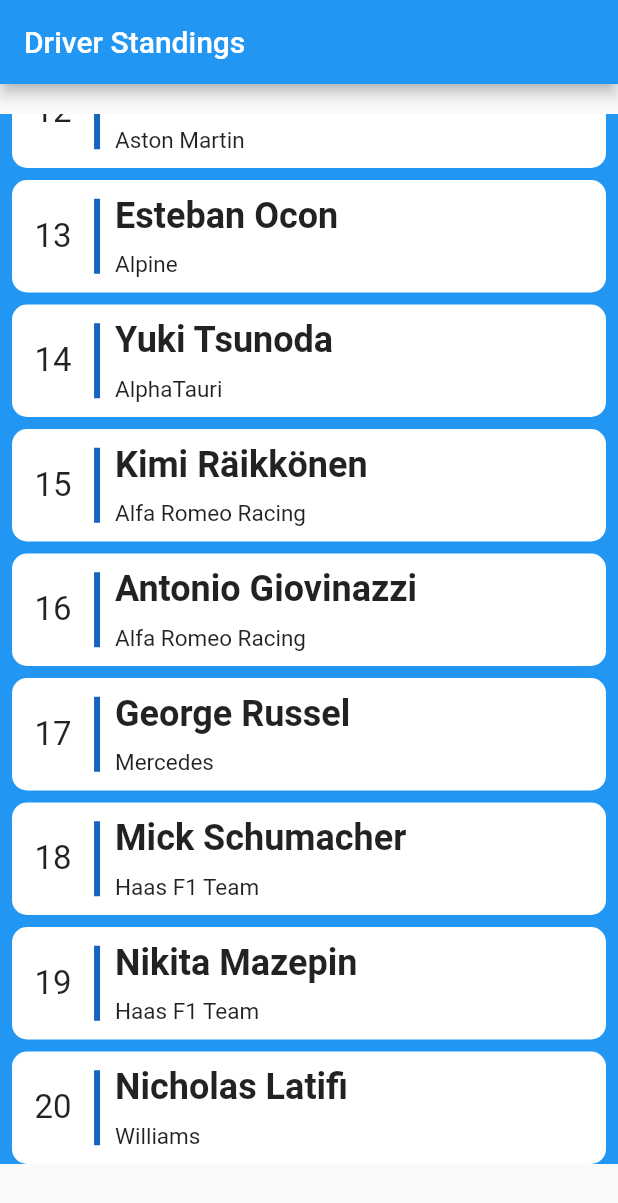
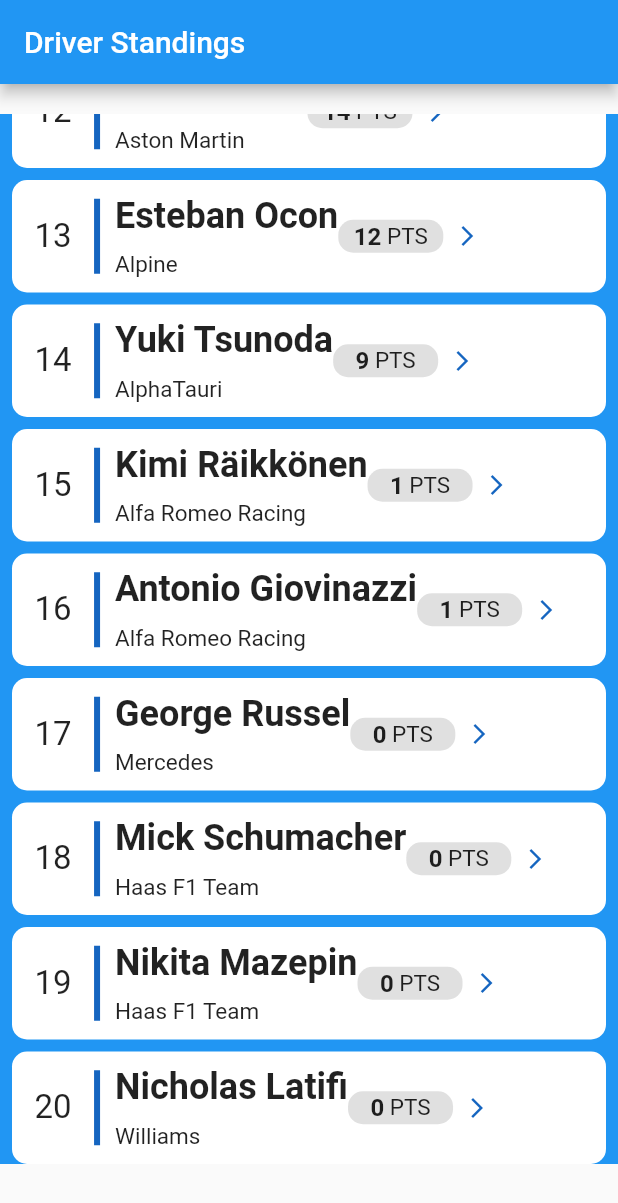
Before and after one commit to JBW7/flutter-apps, a Flutter app: the screen it shows after launch, scrolled down 960 dp, on a phone screen of 412 x 824 dp. Shown: the top 1203 px of the screen. Run offline on Flutter 3.47's test engine with Material 2 defaults, Android fonts, the phone set to English and light mode, and no system bars; our stand-ins replace flutter_spinkit, font_awesome_flutter, math_expressions; missing offline and left inert: lipsum.

Commit message:
pts widget

```diff
--- a/formula1_app/lib/widgets/drivers_list_view.dart
+++ b/formula1_app/lib/widgets/drivers_list_view.dart
@@ -25,11 +25,14 @@ class DriverListView extends StatelessWidget {
                     borderRadius: BorderRadius.circular(10),
                     color: Colors.white,
                   ),
+                  child: Container(
+                    width: 200,
+                    height: 75,
                     child: Row(
                       //mainAxisAlignment: MainAxisAlignment.spaceBetween,
                       children: [
                         Padding(
-                        padding: const EdgeInsets.only(left: 15, right: 15),
+                          padding: EdgeInsets.only(left: 15, right: 15),
                           child: Text(
                             driver.rank,
                             style: TextStyle(
@@ -45,6 +48,9 @@ class DriverListView extends StatelessWidget {
                         SizedBox(
                           width: 10,
                         ),
+                        Row(
+                          mainAxisAlignment: MainAxisAlignment.spaceBetween,
+                          children: [
                             Column(
                               mainAxisAlignment: MainAxisAlignment.spaceEvenly,
                               crossAxisAlignment: CrossAxisAlignment.start,
@@ -61,10 +67,53 @@ class DriverListView extends StatelessWidget {
                                   style: TextStyle(
                                     fontSize: 15
                                   ),
+                                ),
+                              ],
+                            ),
+                          Container(
+                            width: 70,
+                            height: 22,
+                            decoration: BoxDecoration(
+                              borderRadius: BorderRadius.circular(10),
+                              color: Colors.grey[300],
+                            ),
+                            child: Column(
+                              mainAxisAlignment: MainAxisAlignment.center,
+                              crossAxisAlignment: CrossAxisAlignment.center,
+                              children: [
+                                Row(
+                                  mainAxisAlignment: MainAxisAlignment.center,
+                                  children: [
+                                    Text(
+                                      driver.points,
+                                      style: TextStyle(
+                                        fontSize: 16,
+                                        fontWeight: FontWeight.bold
+                                      ),
+                                    ),
+                                    Text(
+                                      (' PTS'),
+                                      style: TextStyle(
+                                        fontSize: 15,
+                                      ),
+                                    ),
+                                  ],
+                                ),
+                              ],
+                            ),
+                          ),
+                          Padding(
+                            padding: const EdgeInsets.only(left: 8.0),
+                            child: Icon(
+                              Icons.arrow_forward_ios,
+                              color: Colors.blue[800],
+                              size: 16,
+                            ),
                           )
                           ],
-                      )
+                        ),
                       ],
+                    ),
                   ),
 
                 );
```
Lines whose indentation alone changed are shown as unchanged.
